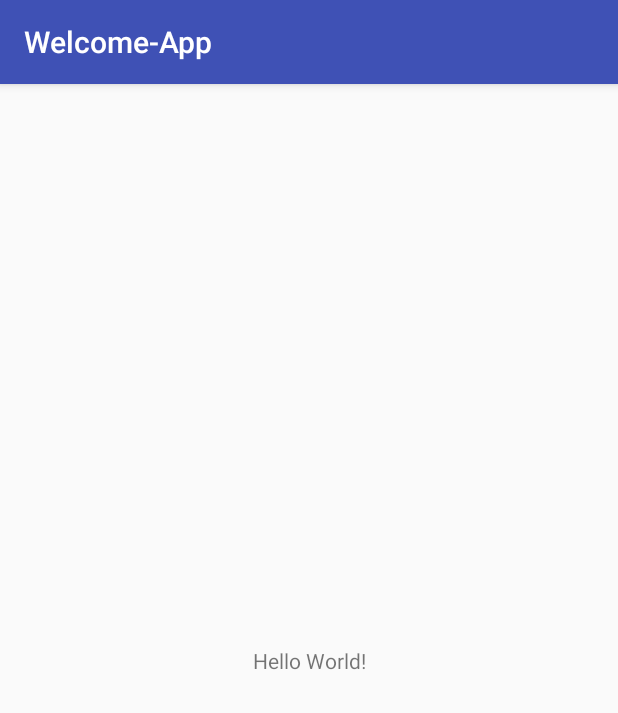
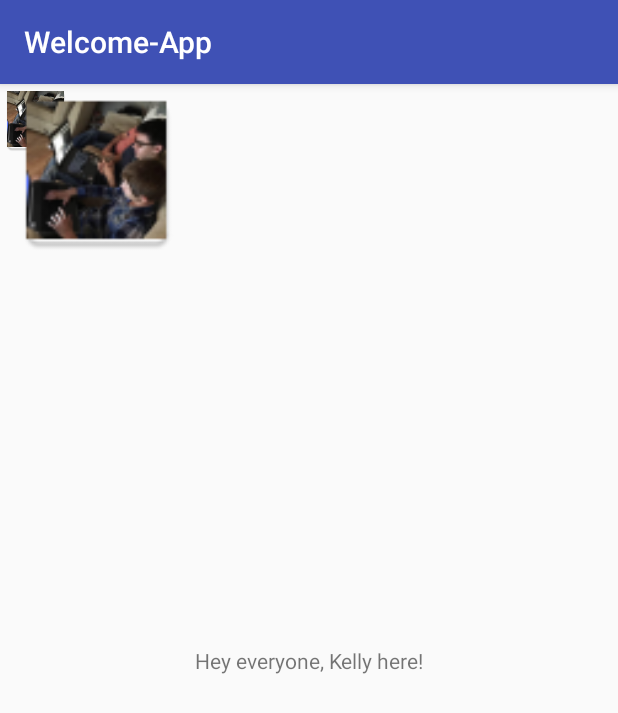
Before and after one commit to kellyfreet13/Welcome-app-modified, an Android app: the screen it shows after launch (MainActivity), on a phone screen of 412 x 824 dp. Shown: the top 713 px of the screen. Run offline under Robolectric (Android 15) with nearby library versions, the phone set to English and light mode, and no system bars.

Commit message:
added text and personal image

```diff
--- a/app/src/main/res/layout/activity_main.xml
+++ b/app/src/main/res/layout/activity_main.xml
@@ -9,10 +9,26 @@
     <TextView
         android:layout_width="wrap_content"
         android:layout_height="wrap_content"
-        android:text="Hello World!"
+        android:text="Hey everyone, Kelly here!"
         app:layout_constraintBottom_toBottomOf="parent"
         app:layout_constraintLeft_toLeftOf="parent"
         app:layout_constraintRight_toRightOf="parent"
         app:layout_constraintTop_toTopOf="parent" />
 
+    <ImageView
+        android:id="@+id/imageView"
+        android:layout_width="wrap_content"
+        android:layout_height="wrap_content"
+        app:srcCompat="@mipmap/ic_launcher"
+        tools:layout_editor_absoluteX="135dp"
+        tools:layout_editor_absoluteY="-51dp" />
+
+    <ImageView
+        android:id="@+id/imageView2"
+        android:layout_width="130dp"
+        android:layout_height="118dp"
+        app:srcCompat="@mipmap/ic_launcher"
+        tools:layout_editor_absoluteX="127dp"
+        tools:layout_editor_absoluteY="121dp" />
+
 </android.support.constraint.ConstraintLayout>
```
Also changed, not shown: app/src/main/ic_launcher-web.png (added), app/src/main/res/drawable/main_activity_headshot/andrew_kelly_coding.png (added), app/src/main/res/mipmap-hdpi/ic_launcher.png, app/src/main/res/mipmap-mdpi/ic_launcher.png, app/src/main/res/mipmap-xhdpi/ic_launcher.png, app/src/main/res/mipmap-xxhdpi/ic_launcher.png, app/src/main/res/mipmap-xxxhdpi/ic_launcher.png.
